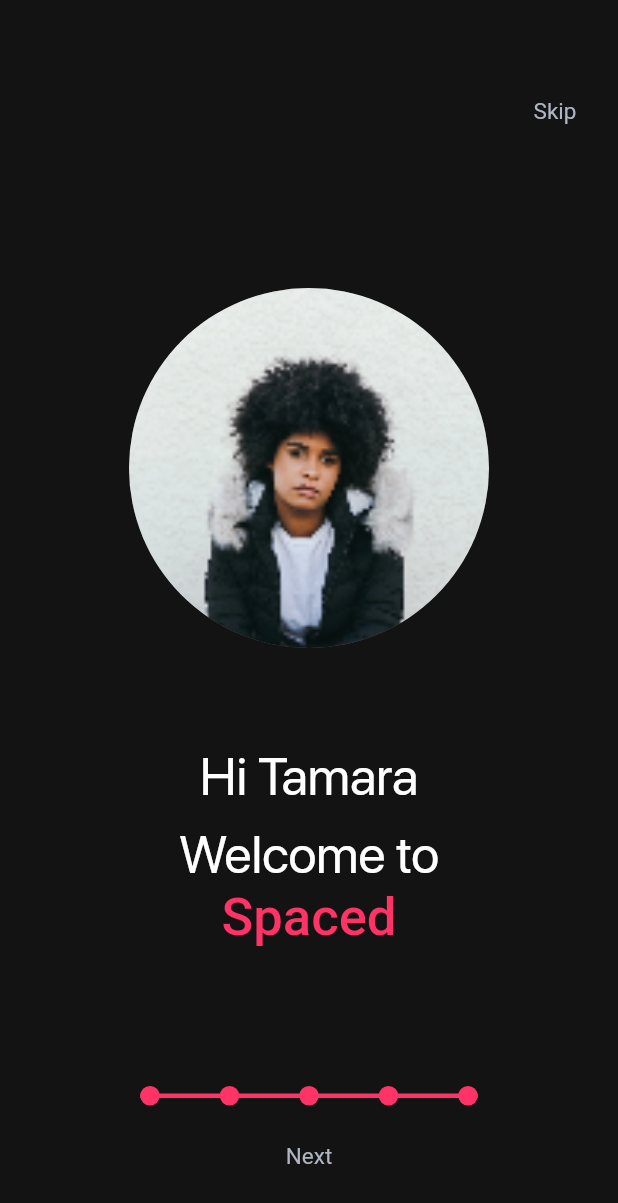
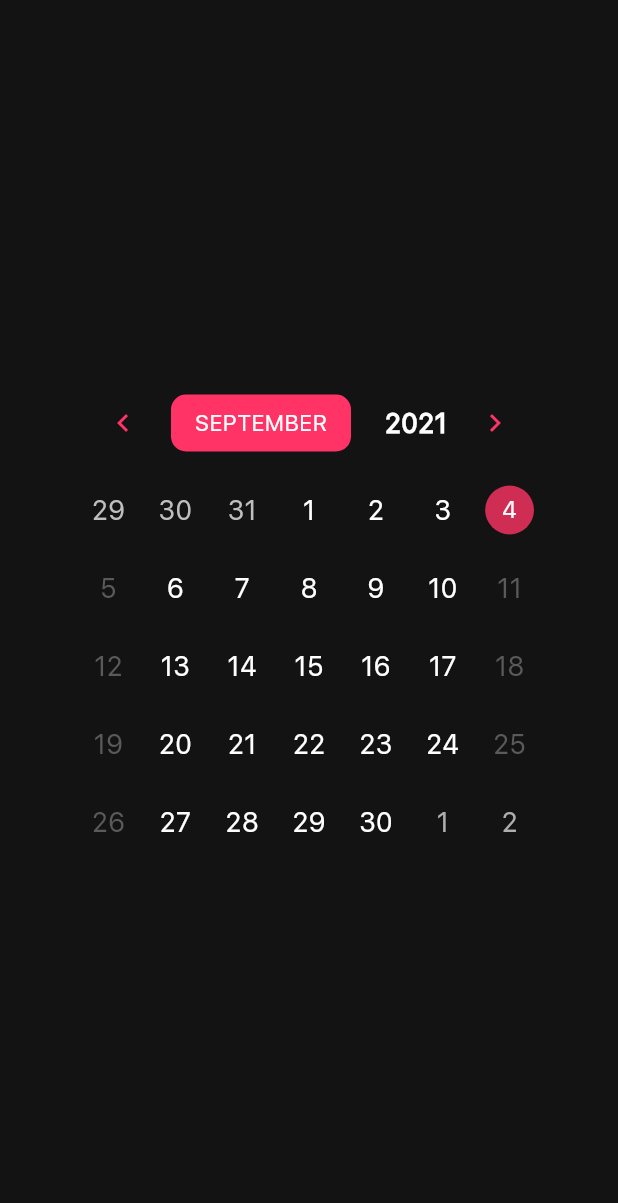
Before and after one commit to nonybrighto/spaced-travel-app, a Flutter app: the screen it shows after launch, on a phone screen of 412 x 824 dp. Shown: the top 1203 px of the screen. Run offline on Flutter 3.47's test engine with Material 2 defaults, Android fonts, the phone set to English and light mode, and no system bars; drawn by our look-alikes of table_calendar; our stand-ins replace carousel_slider, page_transition.

Commit message:
Create date picker UI

```diff
--- a/lib/main.dart
+++ b/lib/main.dart
@@ -2,6 +2,8 @@ import 'package:flutter/material.dart';
 import 'package:flutter/widgets.dart';
 import 'package:spaced_trip_scheduler/constants.dart';
 import 'package:spaced_trip_scheduler/pages/onboarding_page.dart';
+import 'package:spaced_trip_scheduler/widgets/calendar.dart';
+import 'package:spaced_trip_scheduler/widgets/range_picker.dart';
 
 void main() {
   runApp(const MyApp());
@@ -49,7 +51,8 @@ class _MyAppState extends State<MyApp> {
           ),
         ),
       ),
-      home: const Onboarding(),
+      home: const Calendar(),
+      // home: TableRangeExample(),
     );
   }
 }
--- /dev/null
+++ b/lib/widgets/calendar.dart
@@ -0,0 +1,143 @@
+import 'package:flutter/material.dart';
+import 'package:intl/intl.dart';
+import 'package:table_calendar/table_calendar.dart';
+
+class Calendar extends StatelessWidget {
+  const Calendar({Key? key}) : super(key: key);
+
+  @override
+  Widget build(BuildContext context) {
+    DateTime rangeStartDay = DateTime.now().subtract(Duration(
+      days: 2,
+    ));
+    DateTime rangeEndDay = DateTime.now().add(Duration(days: 7));
+    EdgeInsets cellMargin = const EdgeInsets.all(6.0);
+    double rangeHighlightScale = 1.0;
+    final primaryColor = Theme.of(context).primaryColor;
+    Color _rangeHighlightColor = primaryColor.withOpacity(0.4);
+
+    final rangeDecoration = BoxDecoration(
+      color: primaryColor,
+      shape: BoxShape.circle,
+    );
+    return Scaffold(
+      body: Center(
+        child: Padding(
+          padding: const EdgeInsets.all(50.0),
+          child: Column(
+            mainAxisSize: MainAxisSize.min,
+            children: [
+              TableCalendar(
+
+                calendarStyle: CalendarStyle(
+                  rangeHighlightColor: _rangeHighlightColor,
+                  cellMargin: cellMargin,
+                  rangeHighlightScale: rangeHighlightScale,
+                  todayDecoration: BoxDecoration(
+                      color: primaryColor.withOpacity(0.8),
+                      shape: BoxShape.circle),
+                  rangeStartDecoration: rangeDecoration,
+                  rangeEndDecoration: rangeDecoration,
+                ),
+                headerStyle: HeaderStyle(
+                  formatButtonVisible: false,
+                  leftChevronIcon: Icon(
+                    Icons.chevron_left,
+                    color: primaryColor,
+                  ),
+                  rightChevronIcon: Icon(
+                    Icons.chevron_right,
+                    color: primaryColor,
+                  ),
+                ),
+                daysOfWeekVisible: false,
+                firstDay:
+                    DateTime(DateTime.now().year, DateTime.now().month, 1),
+                lastDay: DateTime.utc(2030, 3, 14),
+                rangeStartDay: rangeStartDay,
+                rangeEndDay: rangeEndDay,
+                focusedDay: DateTime.now(),
+                calendarBuilders: CalendarBuilders(
+                    headerTitleBuilder: (context, dateTime) {
+                  return Row(
+                    mainAxisAlignment: MainAxisAlignment.spaceBetween,
+                    children: [
+                      Container(
+                          width: 120,
+                          alignment: Alignment.center,
+                          decoration: BoxDecoration(
+                              color: primaryColor,
+                              borderRadius: BorderRadius.circular(10)),
+                          padding: const EdgeInsets.symmetric(
+                            horizontal: 10,
+                            vertical: 10,
+                          ),
+                          child: Text(
+                            DateFormat.MMMM().format(dateTime).toUpperCase(),
+                            style: const TextStyle(
+                              fontSize: 15,
+                            ),
+                          )),
+                      Text(
+                        DateFormat.y().format(dateTime),
+                        style: const TextStyle(
+                          fontWeight: FontWeight.bold,
+                        ),
+                      ),
+                    ],
+                  );
+                },
+                    //This range highlight builder simply creates border radius
+                    // around the end dates for the range hightlights. If it feels
+                    // too much , It can be simply removed to get the square shaped highlighter
+                    rangeHighlightBuilder: (context, day, isWithinRange) {
+                  return isWithinRange
+                      ? LayoutBuilder(builder: (context, constraints) {
+                          final shorterSide =
+                              constraints.maxHeight > constraints.maxWidth
+                                  ? constraints.maxWidth
+                                  : constraints.maxHeight;
+
+                          final isRangeStart = isSameDay(day, rangeStartDay);
+                          final isRangeEnd = isSameDay(day, rangeEndDay);
+                          String weekDay = DateFormat.EEEE().format(day);
+                          return Center(
+                            child: Container(
+                              decoration: BoxDecoration(
+                                color: _rangeHighlightColor,
+                                borderRadius:
+                                    _getRangeHighlighterRadius(weekDay),
+                              ),
+                              margin: EdgeInsetsDirectional.only(
+                                start: isRangeStart
+                                    ? constraints.maxWidth * 0.5
+                                    : 0.0,
+                                end: isRangeEnd
+                                    ? constraints.maxWidth * 0.5
+                                    : 0.0,
+                              ),
+                              height: (shorterSide - cellMargin.vertical) *
+                                  rangeHighlightScale,
+                            ),
+                          );
+                        })
+                      : Container();
+                }),
+              )
+            ],
+          ),
+        ),
+      ),
+    );
+  }
+
+  BorderRadius? _getRangeHighlighterRadius(String weekDay) {
+    const radius = Radius.circular(30);
+    switch (weekDay) {
+      case 'Sunday':
+        return const BorderRadius.only(topLeft: radius, bottomLeft: radius);
+      case 'Saturday':
+        return const BorderRadius.only(topRight: radius, bottomRight: radius);
+    }
+  }
+}
--- a/pubspec.yaml
+++ b/pubspec.yaml
@@ -31,7 +31,9 @@ dependencies:
   cupertino_icons: ^1.0.2
   flutter:
     sdk: flutter
+  intl: ^0.17.0
   page_transition: ^2.0.2
+  table_calendar: ^3.0.2
 
 dev_dependencies:
   flutter_lints: ^1.0.0
```
Also changed, not shown: lib/widgets/range_picker.dart (added, +66 -0 lines), pubspec.lock.
